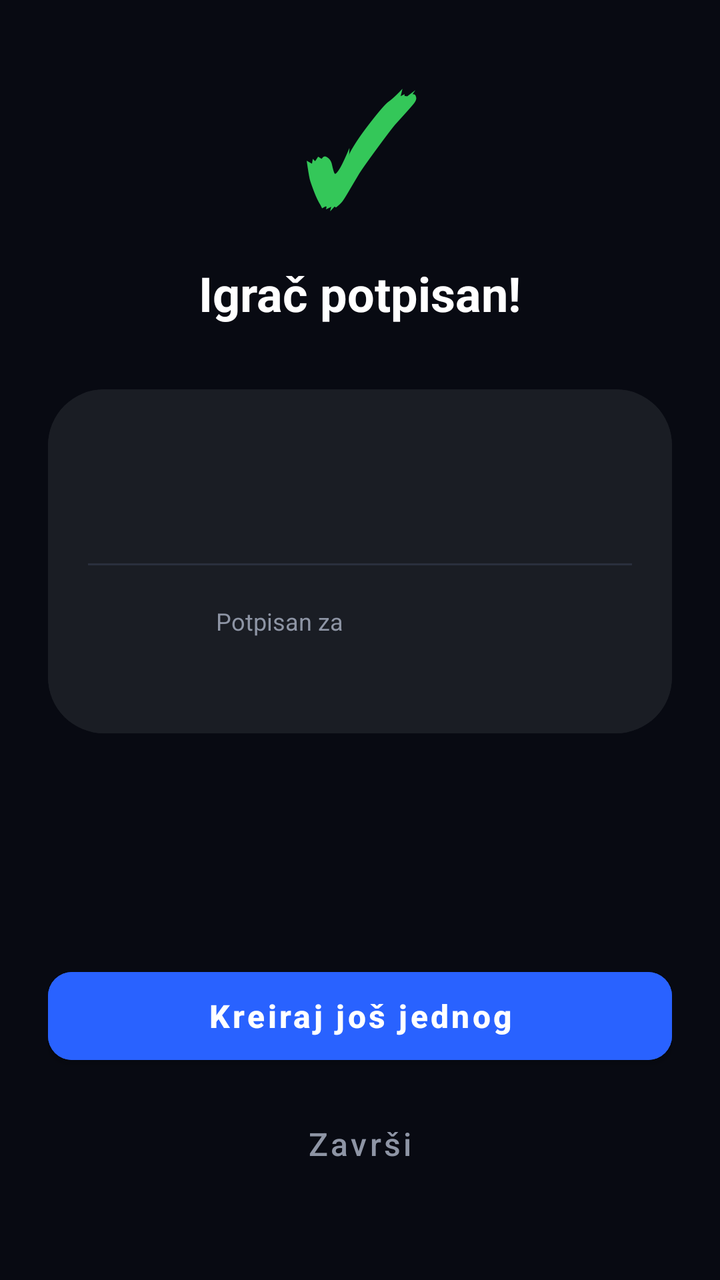
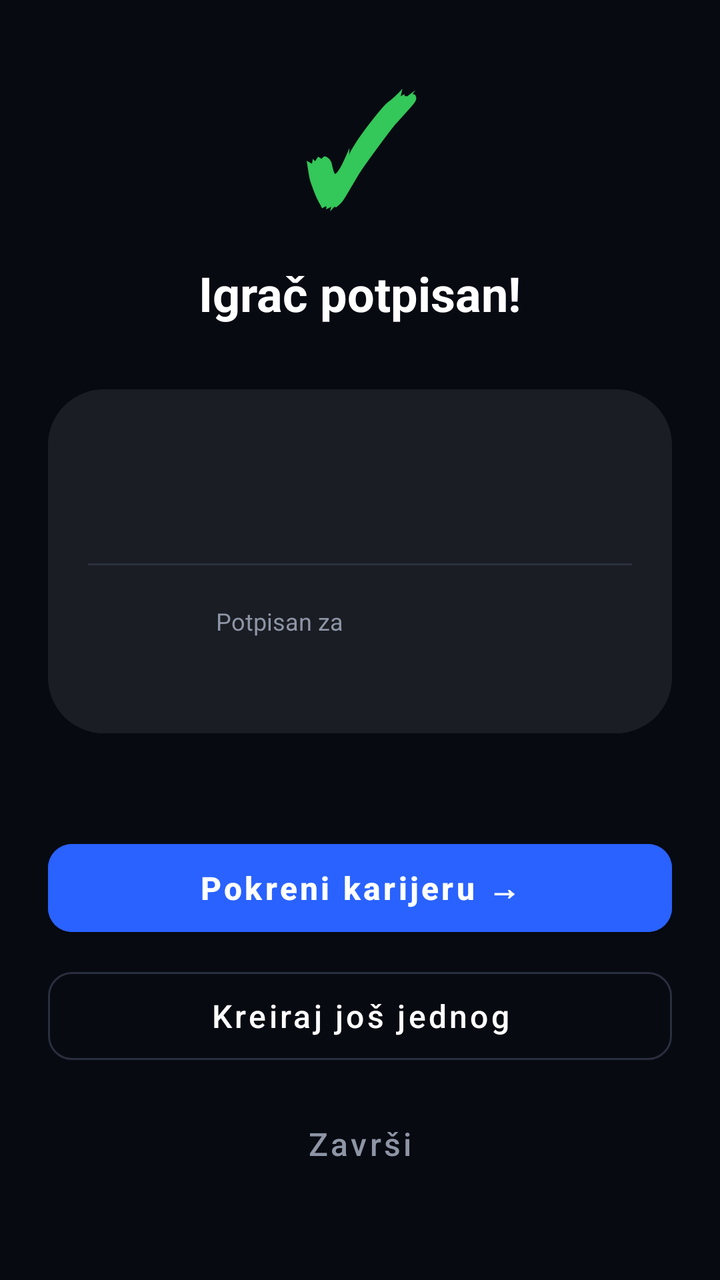

Screens rendered from an Android XML layout before and after an edit, with the pre-edit source and the edit as a unified diff.
<!-- AndroidManifest.xml: application theme Theme.FootMash -->
<!-- res/layout/fragment_player_signed.xml -->
<?xml version="1.0" encoding="utf-8"?>
<LinearLayout xmlns:android="http://schemas.android.com/apk/res/android"
    xmlns:app="http://schemas.android.com/apk/res-auto"
    android:layout_width="match_parent"
    android:layout_height="match_parent"
    android:orientation="vertical"
    android:background="@color/background"
    android:padding="24dp"
    android:gravity="center">

    
    <TextView
        android:layout_width="wrap_content"
        android:layout_height="wrap_content"
        android:text="✓"
        android:textColor="@color/success"
        android:textSize="72sp"
        android:textStyle="bold" />

    <TextView
        android:layout_width="wrap_content"
        android:layout_height="wrap_content"
        android:text="Igrač potpisan!"
        android:textColor="@color/text_primary"
        android:textSize="24sp"
        android:textStyle="bold"
        android:layout_marginTop="8dp" />

    
    <com.google.android.material.card.MaterialCardView
        style="@style/FootMashCard"
        android:layout_width="match_parent"
        android:layout_height="wrap_content"
        android:layout_marginTop="32dp">

        <LinearLayout
            android:layout_width="match_parent"
            android:layout_height="wrap_content"
            android:orientation="vertical"
            android:padding="20dp"
            android:background="@color/surface">

            <TextView
                android:id="@+id/textSignedName"
                android:layout_width="wrap_content"
                android:layout_height="wrap_content"
                android:text=""
                android:textColor="@color/text_primary"
                android:textSize="22sp"
                android:textStyle="bold" />

            <TextView
                android:id="@+id/textSignedMeta"
                android:layout_width="wrap_content"
                android:layout_height="wrap_content"
                android:text=""
                android:textColor="@color/text_secondary"
                android:textSize="13sp"
                android:layout_marginTop="4dp" />

            <View
                android:layout_width="match_parent"
                android:layout_height="1dp"
                android:background="@color/divider"
                android:layout_marginTop="16dp"
                android:layout_marginBottom="16dp" />

            <LinearLayout
                android:layout_width="match_parent"
                android:layout_height="wrap_content"
                android:orientation="horizontal"
                android:gravity="center_vertical">

                <ImageView
                    android:id="@+id/imageSignedBadge"
                    android:layout_width="48dp"
                    android:layout_height="48dp"
                    android:scaleType="fitCenter"
                    android:contentDescription="Grb kluba" />

                <LinearLayout
                    android:layout_width="0dp"
                    android:layout_height="wrap_content"
                    android:layout_weight="1"
                    android:orientation="vertical"
                    android:layout_marginStart="16dp">

                    <TextView
                        android:layout_width="wrap_content"
                        android:layout_height="wrap_content"
                        android:text="Potpisan za"
                        android:textColor="@color/text_secondary"
                        android:textSize="12sp" />

                    <TextView
                        android:id="@+id/textSignedClub"
                        android:layout_width="wrap_content"
                        android:layout_height="wrap_content"
                        android:text=""
                        android:textColor="@color/text_primary"
                        android:textSize="18sp"
                        android:textStyle="bold" />
                </LinearLayout>
            </LinearLayout>
        </LinearLayout>
    </com.google.android.material.card.MaterialCardView>

    <View
        android:layout_width="0dp"
        android:layout_height="0dp"
        android:layout_weight="1" />

    <com.google.android.material.button.MaterialButton
        android:id="@+id/btnCreateAnother"
        android:layout_width="match_parent"
        android:layout_height="56dp"
        android:text="Kreiraj još jednog"
        android:textSize="16sp"
        android:textStyle="bold"
        android:textAllCaps="false"
        app:cornerRadius="12dp"
        android:backgroundTint="@color/accent_blue" />

    <com.google.android.material.button.MaterialButton
        android:id="@+id/btnDone"
        style="@style/Widget.MaterialComponents.Button.TextButton"
        android:layout_width="match_parent"
        android:layout_height="56dp"
        android:layout_marginTop="8dp"
        android:layout_marginBottom="16dp"
        android:text="Završi"
        android:textSize="16sp"
        android:textAllCaps="false"
        android:textColor="@color/text_secondary" />

</LinearLayout>
<!-- resources referenced by this layout -->
<resources>
  <color name="accent_blue">#2962FF</color>
  <color name="background">#080A12</color>
  <color name="divider">#2A2F3D</color>
  <color name="success">#34C759</color>
  <color name="surface">#1A1D24</color>
  <color name="text_primary">#FFFFFF</color>
  <color name="text_secondary">#8E95A5</color>
  <style name="FootMashCard" parent="Widget.MaterialComponents.CardView">
          <item name="cardCornerRadius">28dp</item>
          <item name="cardElevation">0dp</item>
          <item name="cardBackgroundColor">@color/card_background</item>
      </style>
  <color name="card_background">#1A1D24</color>
  <color name="primary">#080A12</color>
  <color name="primary_dark">#05070D</color>
  <style name="TextAppearance.FootMash.Headline1" parent="TextAppearance.MaterialComponents.Headline1">
          <item name="android:fontFamily">sans-serif</item>
          <item name="android:textColor">@color/text_primary</item>
      </style>
  <style name="TextAppearance.FootMash.Headline2" parent="TextAppearance.MaterialComponents.Headline2">
          <item name="android:fontFamily">sans-serif-medium</item>
          <item name="android:textColor">@color/text_primary</item>
      </style>
  <style name="TextAppearance.FootMash.Headline3" parent="TextAppearance.MaterialComponents.Headline3">
          <item name="android:fontFamily">sans-serif-medium</item>
          <item name="android:textColor">@color/text_primary</item>
      </style>
  <style name="TextAppearance.FootMash.Headline4" parent="TextAppearance.MaterialComponents.Headline4">
          <item name="android:fontFamily">sans-serif-bold</item>
          <item name="android:textStyle">bold</item>
          <item name="android:textColor">@color/text_primary</item>
      </style>
  <style name="TextAppearance.FootMash.Headline5" parent="TextAppearance.MaterialComponents.Headline5">
          <item name="android:fontFamily">sans-serif-bold</item>
          <item name="android:textStyle">bold</item>
          <item name="android:textColor">@color/text_primary</item>
          <item name="android:textSize">24sp</item>
      </style>
  <style name="TextAppearance.FootMash.Headline6" parent="TextAppearance.MaterialComponents.Headline6">
          <item name="android:fontFamily">sans-serif-bold</item>
          <item name="android:textStyle">bold</item>
          <item name="android:textColor">@color/text_primary</item>
          <item name="android:textSize">20sp</item>
      </style>
  <style name="TextAppearance.FootMash.Subtitle1" parent="TextAppearance.MaterialComponents.Subtitle1">
          <item name="android:fontFamily">sans-serif-medium</item>
          <item name="android:textColor">@color/text_primary</item>
          <item name="android:textSize">16sp</item>
      </style>
  <style name="TextAppearance.FootMash.Subtitle2" parent="TextAppearance.MaterialComponents.Subtitle2">
          <item name="android:fontFamily">sans-serif-medium</item>
          <item name="android:textColor">@color/text_secondary</item>
          <item name="android:textSize">14sp</item>
      </style>
  <style name="TextAppearance.FootMash.Body1" parent="TextAppearance.MaterialComponents.Body1">
          <item name="android:fontFamily">sans-serif</item>
          <item name="android:textColor">@color/text_primary</item>
          <item name="android:textSize">16sp</item>
      </style>
  <style name="TextAppearance.FootMash.Body2" parent="TextAppearance.MaterialComponents.Body2">
          <item name="android:fontFamily">sans-serif</item>
          <item name="android:textColor">@color/text_secondary</item>
          <item name="android:textSize">14sp</item>
      </style>
  <!-- unchanged entries left out for length: 1 -->
</resources>

<!-- the commit's change to res/layout/fragment_player_signed.xml (unified diff, before → after) -->
@@ -111,15 +111,28 @@
         android:layout_weight="1" />
 
     <com.google.android.material.button.MaterialButton
-        android:id="@+id/btnCreateAnother"
+        android:id="@+id/btnStartCareer"
         android:layout_width="match_parent"
         android:layout_height="56dp"
-        android:text="Kreiraj još jednog"
+        android:text="Pokreni karijeru →"
         android:textSize="16sp"
         android:textStyle="bold"
         android:textAllCaps="false"
         app:cornerRadius="12dp"
         android:backgroundTint="@color/accent_blue" />
+
+    <com.google.android.material.button.MaterialButton
+        android:id="@+id/btnCreateAnother"
+        style="@style/Widget.MaterialComponents.Button.OutlinedButton"
+        android:layout_width="match_parent"
+        android:layout_height="56dp"
+        android:layout_marginTop="8dp"
+        android:text="Kreiraj još jednog"
+        android:textSize="16sp"
+        android:textAllCaps="false"
+        android:textColor="@color/text_primary"
+        app:cornerRadius="12dp"
+        app:strokeColor="@color/divider" />
 
     <com.google.android.material.button.MaterialButton
         android:id="@+id/btnDone"
